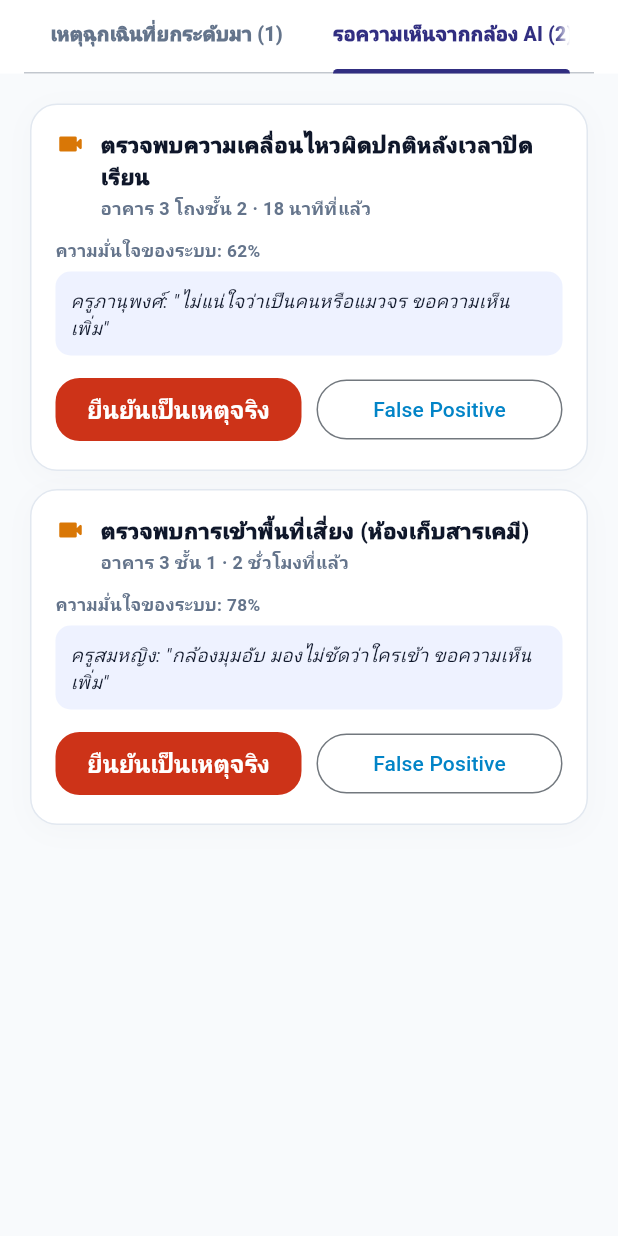
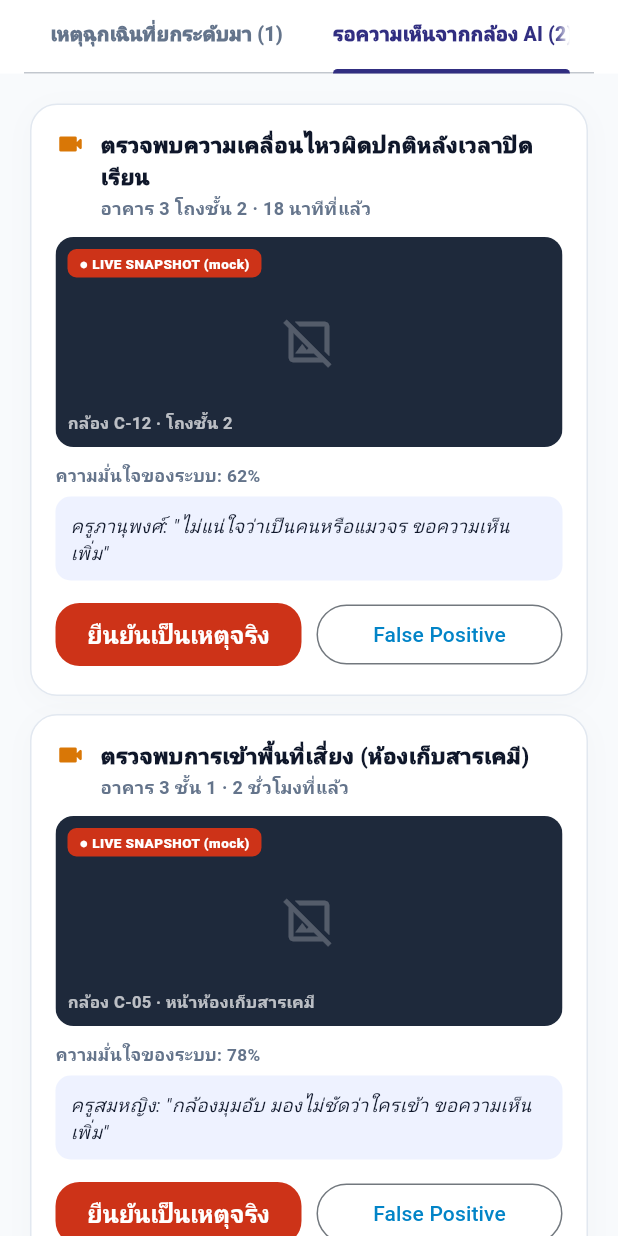
Before and after one commit to pakasit14-Sayfa/aiot-school-lab, a Flutter app: the ExecutiveEscalationInboxContent widget shown alone on an empty page, opened directly, tab 2 chosen, on a phone screen of 412 x 824 dp. Run offline on Flutter 3.47's test engine with Material 3 defaults, Android fonts, the phone set to English and light mode, and no system bars; our stand-ins replace auto_size_text, dropdown_button2, file_picker, fl_chart, flutter_secure_storage, font_awesome_flutter and 5 more; missing offline and left inert: mobile_scanner, model_viewer_plus; accounts and stored records are empty; statements that could not run were skipped.

Commit message:
เพิ่มพรีวิวภาพกล้องในเคส SEC-5 (ผู้ใช้ยืนยันแล้ว)
ผู้ใช้ยืนยันให้ ผอ เห็นภาพจริงจากกล้องประกอบการตัดสินใจในหน้าศูนย์
แจ้งเตือนได้ — เพิ่ม placeholder พรีวิวภาพต่อเคส (ยังไม่มีระบบกล้อง/
Storage จริงให้ดึงภาพมา) พร้อมบันทึกไว้ว่าตอนต่อ Supabase จริงต้องผ่าน
SEC-9 policy check ก่อนคืนภาพเสมอ ไม่ใช่แค่เช็ค role — ปิดจุดค้างสุดท้าย
ของฝั่ง ผอ แล้ว

Co-Authored-By: Claude Sonnet 5 <noreply@anthropic.com>
Claude-Session: https://claude.ai/code/session_013Uq58DHHTa9Kqgfp7XEB9y

```diff
--- a/apps/user_app/lib/pages/executive_redesign_prototype/executive_escalation_inbox_page.dart
+++ b/apps/user_app/lib/pages/executive_redesign_prototype/executive_escalation_inbox_page.dart
@@ -12,13 +12,13 @@
 //    Admin/ผู้บริหารช่วยตัดสินใจ" — ครูคือผู้ยืนยัน/ปฏิเสธ Alert หลักตาม
 //    Main Flow เดิม (SEC-5), ผอ ช่วยตัดสินใจเฉพาะกรณีครูไม่แน่ใจเท่านั้น
 //
-// ⚠️ เรื่องที่ยังไม่ได้ยืนยัน (เปิดไว้ ไม่ได้ตัดสินใจเอง): SEC-5 escalation
-// ควรให้ ผอ เห็นภาพจริงจากกล้องประกอบการตัดสินใจไหม — SEC-4 บอกว่าไม่ใช้
-// Face Recognition แต่ไม่ได้ห้ามภาพนิ่งเด็ดขาด และ SEC-9 (สิทธิ์เข้าถึง
-// ภาพกล้อง) ก็เปิดช่องให้ "School Admin/ผู้บริหารกรณีจำเป็น" เข้าถึงภาพจริง
-// ได้ — แต่เป็นเรื่องละเอียดอ่อนด้าน PDPA จึงยังไม่ใส่ภาพ/พรีวิวกล้องในหน้า
-// นี้ ทำแค่ Event Metadata (เวลา/พื้นที่/ประเภท/ระดับความมั่นใจ) ไปก่อน
-// เหมือนที่ทำกับ STK-10 ของผู้ดูแลอาคาร — ต้องถามผู้ใช้ก่อนถ้าจะเพิ่มภาพจริง
+// [ยืนยันแล้ว 2026-08-16] SEC-5 escalation ให้ ผอ เห็นภาพจริงจากกล้อง
+// ประกอบการตัดสินใจได้ — ผู้ใช้ (เจ้าของโปรเจกต์) ยืนยันโดยตรง สอดคล้องกับ
+// SEC-9 ที่เปิดช่องให้ "School Admin/ผู้บริหารกรณีจำเป็น" เข้าถึงภาพจริงได้
+// อยู่แล้ว — เพิ่มพรีวิวภาพนิ่งต่อเคสในหน้านี้แล้ว (ตอนนี้เป็น placeholder
+// เพราะยังไม่มีระบบกล้อง/Storage จริงให้ดึงภาพมา — จุดที่ต้องทำต่อตอนต่อ
+// Supabase จริง: ต้องผ่าน SEC-9 policy check ก่อนคืนภาพเสมอ ไม่ใช่แค่เช็ค
+// role เฉยๆ เพราะ SEC-9 ระบุ "กรณีจำเป็น" ไม่ใช่สิทธิ์อัตโนมัติเสมอไป)
 //
 // 2026-08-15: แยกออกมาเป็น content-only widget (ไม่มี Scaffold/gradient
 // header ของตัวเองแล้ว) เพื่อให้ ExecutiveHomePage (shell ใหม่) ใช้เป็น
@@ -65,6 +65,7 @@ class _ExecutiveEscalationInboxContentState
       'title': 'ตรวจพบความเคลื่อนไหวผิดปกติหลังเวลาปิดเรียน',
       'location': 'อาคาร 3 โถงชั้น 2',
       'time': '18 นาทีที่แล้ว',
+      'cameraLabel': 'กล้อง C-12 · โถงชั้น 2',
       'confidence': 'ความมั่นใจของระบบ: 62%',
       'note': 'ครูภานุพงศ์: "ไม่แน่ใจว่าเป็นคนหรือแมวจร ขอความเห็นเพิ่ม"',
       'decision': null, // null = รอ, 'confirmed' | 'rejected'
@@ -74,6 +75,7 @@ class _ExecutiveEscalationInboxContentState
       'title': 'ตรวจพบการเข้าพื้นที่เสี่ยง (ห้องเก็บสารเคมี)',
       'location': 'อาคาร 3 ชั้น 1',
       'time': '2 ชั่วโมงที่แล้ว',
+      'cameraLabel': 'กล้อง C-05 · หน้าห้องเก็บสารเคมี',
       'confidence': 'ความมั่นใจของระบบ: 78%',
       'note': 'ครูสมหญิง: "กล้องมุมอับ มองไม่ชัดว่าใครเข้า ขอความเห็นเพิ่ม"',
       'decision': null,
@@ -311,6 +313,8 @@ class _ExecutiveEscalationInboxContentState
                   ],
                 ),
                 const SizedBox(height: 10),
+                _buildCameraSnapshot(item['cameraLabel'] as String),
+                const SizedBox(height: 10),
                 Text(
                   item['confidence'] as String,
                   style: const TextStyle(
@@ -412,6 +416,65 @@ class _ExecutiveEscalationInboxContentState
     );
   }
 
+  /// พรีวิวภาพนิ่งจากกล้อง — ยืนยันกับผู้ใช้แล้วว่าให้เห็นภาพจริงประกอบ
+  /// การตัดสินใจได้ (ดูคอมเมนต์หัวไฟล์) ตอนนี้เป็น placeholder เพราะยังไม่
+  /// มีระบบกล้อง/Storage จริงให้ดึงภาพมา — ต่อ Supabase จริงทีหลังต้องผ่าน
+  /// SEC-9 policy check ก่อนคืนภาพเสมอ ไม่ใช่แค่เช็ค role
+  Widget _buildCameraSnapshot(String cameraLabel) {
+    return ClipRRect(
+      borderRadius: BorderRadius.circular(12),
+      child: Container(
+        width: double.infinity,
+        height: 140,
+        color: const Color(0xFF1E293B),
+        child: Stack(
+          children: [
+            const Center(
+              child: Icon(
+                Icons.image_not_supported_outlined,
+                color: Colors.white24,
+                size: 36,
+              ),
+            ),
+            Positioned(
+              left: 8,
+              top: 8,
+              child: Container(
+                padding: const EdgeInsets.symmetric(horizontal: 8, vertical: 3),
+                decoration: BoxDecoration(
+                  color: ExecutiveTheme.emergencyRed,
+                  borderRadius: BorderRadius.circular(6),
+                ),
+                child: const Text(
+                  '● LIVE SNAPSHOT (mock)',
+                  style: TextStyle(
+                    fontSize: 9,
+                    fontWeight: FontWeight.w900,
+                    color: Colors.white,
+                    letterSpacing: 0.3,
+                  ),
+                ),
+              ),
+            ),
+            Positioned(
+              left: 8,
+              right: 8,
+              bottom: 8,
+              child: Text(
+                cameraLabel,
+                style: const TextStyle(
+                  fontSize: 11,
+                  fontWeight: FontWeight.w700,
+                  color: Colors.white70,
+                ),
+              ),
+            ),
+          ],
+        ),
+      ),
+    );
+  }
+
   void _decideSec(Map<String, dynamic> item, String decision) {
     setState(() => item['decision'] = decision);
     ScaffoldMessenger.of(context)
```
Also changed, not shown: 1 other file.
